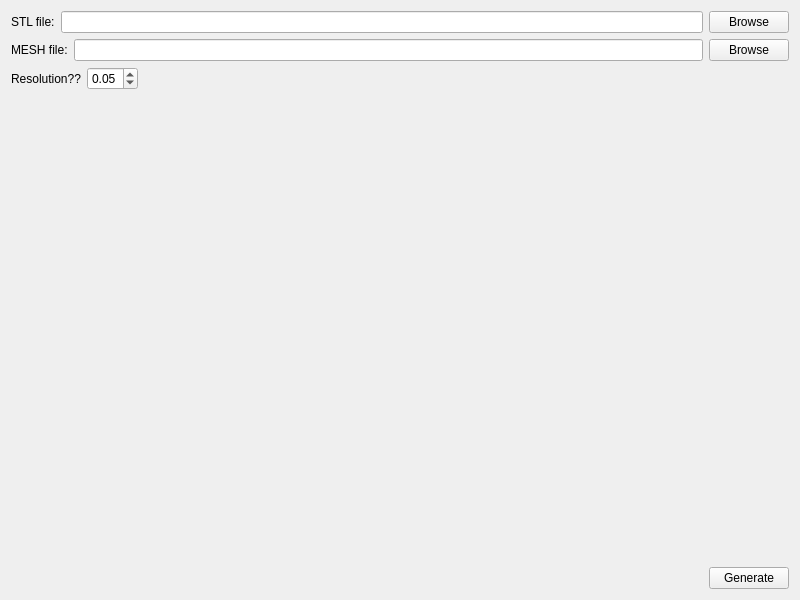
This is form.ui in 667eMinus11/Mesh-to-MC-high-fedelty as Qt 5 draws it before an edit. The edited form follows.
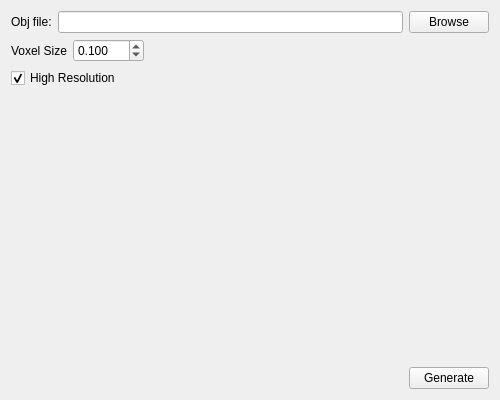
This is the edited form.

Commit message: Add res checkbox and improve gui

The edit to the form file:
```diff
--- a/form.ui
+++ b/form.ui
@@ -6,34 +6,29 @@
    <rect>
     <x>0</x>
     <y>0</y>
-    <width>800</width>
-    <height>600</height>
+    <width>500</width>
+    <height>400</height>
    </rect>
   </property>
   <property name="windowTitle">
    <string>Widget</string>
   </property>
   <layout class="QGridLayout" name="gridLayout">
-   <item row="2" column="0">
-    <layout class="QHBoxLayout" name="horizontalLayout_3">
-     <item>
-      <widget class="QLabel" name="label">
-       <property name="text">
-        <string>MESH file:</string>
-       </property>
-      </widget>
-     </item>
-     <item>
-      <widget class="QLineEdit" name="mesh_line_edit"/>
-     </item>
-     <item>
-      <widget class="QPushButton" name="browse_mesh_button">
-       <property name="text">
-        <string>Browse</string>
-       </property>
-      </widget>
-     </item>
-    </layout>
+   <item row="7" column="0">
+    <spacer name="verticalSpacer">
+     <property name="orientation">
+      <enum>Qt::Vertical</enum>
+     </property>
+     <property name="sizeType">
+      <enum>QSizePolicy::Expanding</enum>
+     </property>
+     <property name="sizeHint" stdset="0">
+      <size>
+       <width>20</width>
+       <height>40</height>
+      </size>
+     </property>
+    </spacer>
    </item>
    <item row="8" column="0">
     <layout class="QHBoxLayout" name="horizontalLayout_4">
@@ -64,7 +59,7 @@
      <item>
       <widget class="QLabel" name="stl_label">
        <property name="text">
-        <string>STL file:</string>
+        <string>Obj file:</string>
        </property>
       </widget>
      </item>
@@ -80,22 +75,31 @@
      </item>
     </layout>
    </item>
-   <item row="6" column="0">
+   <item row="5" column="0">
     <layout class="QHBoxLayout" name="horizontalLayout_2">
      <item>
       <widget class="QLabel" name="label_2">
        <property name="text">
-        <string>Resolution??</string>
+        <string>Voxel Size</string>
        </property>
       </widget>
      </item>
      <item>
-      <widget class="QDoubleSpinBox" name="voxelize_spin_box">
+      <widget class="QDoubleSpinBox" name="voxel_size_spin_box">
+       <property name="decimals">
+        <number>3</number>
+       </property>
+       <property name="minimum">
+        <double>0.001000000000000</double>
+       </property>
        <property name="maximum">
-        <double>1.000000000000000</double>
+        <double>100.000000000000000</double>
+       </property>
+       <property name="singleStep">
+        <double>0.500000000000000</double>
        </property>
        <property name="value">
-        <double>0.050000000000000</double>
+        <double>0.100000000000000</double>
        </property>
       </widget>
      </item>
@@ -114,18 +118,32 @@
      </item>
     </layout>
    </item>
-   <item row="7" column="0">
-    <spacer name="verticalSpacer">
-     <property name="orientation">
-      <enum>Qt::Vertical</enum>
-     </property>
-     <property name="sizeHint" stdset="0">
-      <size>
-       <width>20</width>
-       <height>40</height>
-      </size>
-     </property>
-    </spacer>
+   <item row="6" column="0">
+    <layout class="QHBoxLayout" name="horizontalLayout_3">
+     <item>
+      <widget class="QCheckBox" name="high_res_check_box">
+       <property name="text">
+        <string>High Resolution</string>
+       </property>
+       <property name="checked">
+        <bool>true</bool>
+       </property>
+      </widget>
+     </item>
+     <item>
+      <spacer name="horizontalSpacer_3">
+       <property name="orientation">
+        <enum>Qt::Horizontal</enum>
+       </property>
+       <property name="sizeHint" stdset="0">
+        <size>
+         <width>40</width>
+         <height>20</height>
+        </size>
+       </property>
+      </spacer>
+     </item>
+    </layout>
    </item>
   </layout>
  </widget>
```
Left out of the diff: 6 changed lines with no effect on the pictures. The commit also changes 3 other files.
